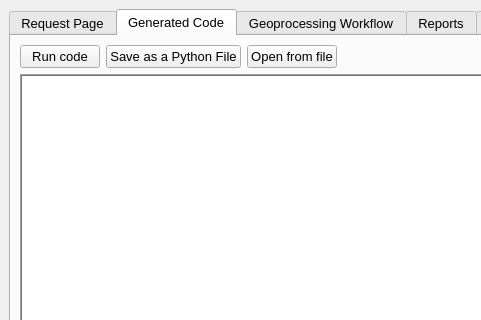
xiaobing318/SpatialAnalysisAgent, file SpatialAnalysisAgent_dockwidget_base.ui: the form before one commit; both pictures show x 0 to 481 and y 0 to 320 of the 1349 by 828 pixel window.
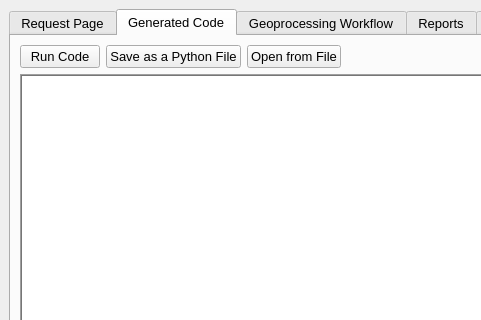
The form after the commit. Custom widgets are drawn as their Qt base class.

What changed in the file:
```diff
--- a/SpatialAnalysisAgent_dockwidget_base.ui
+++ b/SpatialAnalysisAgent_dockwidget_base.ui
@@ -349,7 +349,7 @@
           <item>
            <widget class="QPushButton" name="Run_Generated_code">
             <property name="text">
-             <string>Run code</string>
+             <string>Run Code</string>
             </property>
            </widget>
           </item>
@@ -363,7 +363,7 @@
           <item>
            <widget class="QPushButton" name="open_code_button">
             <property name="text">
-             <string>Open from file</string>
+             <string>Open from File</string>
             </property>
            </widget>
           </item>
```
